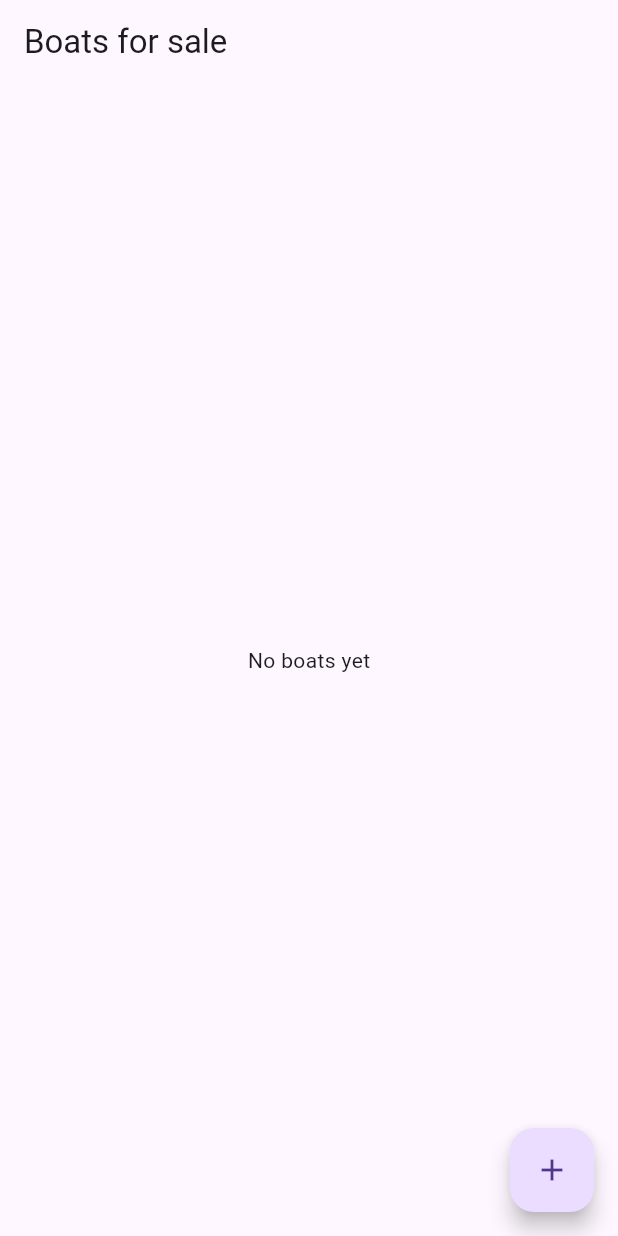
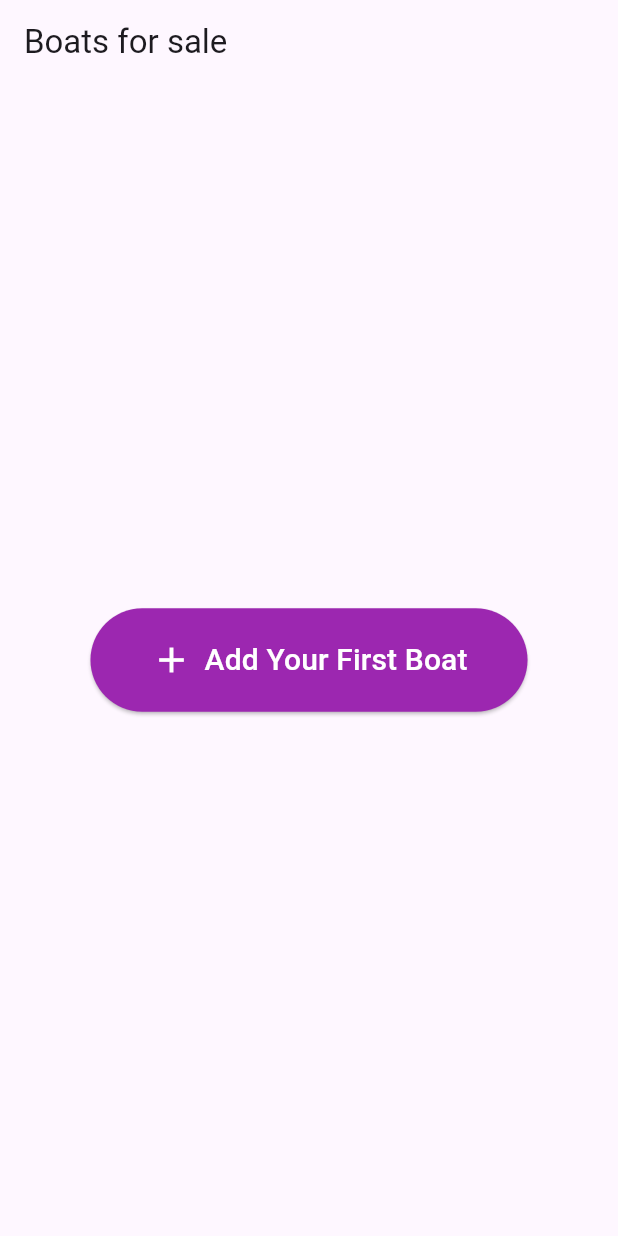
Before and after one commit to crimson95/mobile_group_project, a Flutter app: the screen it shows after launch, on a phone screen of 412 x 824 dp. Run offline on Flutter 3.47's test engine with Material 3 defaults, Android fonts, the phone set to English and light mode, and no system bars; our stand-ins replace floor, sqflite; missing offline and left inert: encrypted_shared_preferences; accounts and stored records are empty; generated files the repository leaves out were written again.

Commit message:
add button

```diff
--- a/lib/pages/boats/boat_list_page.dart
+++ b/lib/pages/boats/boat_list_page.dart
@@ -37,26 +37,60 @@ class _BoatListPageState extends State<BoatListPage> {
       appBar: AppBar(
         title: const Text('Boats for sale'),
       ),
-      floatingActionButton: FloatingActionButton(
+      bottomNavigationBar: boats.isEmpty
+          ? null
+          : Padding(
+        padding: const EdgeInsets.all(16.0),
+        child: ElevatedButton.icon(
+          style: ElevatedButton.styleFrom(
+            padding: const EdgeInsets.symmetric(vertical: 16),
+            backgroundColor: Colors.purple,
+            foregroundColor: Colors.white,
+          ),
           onPressed: () async {
-          // go to Add page, then reload when we come back
             await Navigator.push(
               context,
               MaterialPageRoute(builder: (_) => const BoatAddPage()),
             );
             _loadBoats();
           },
-        child: const Icon(Icons.add),
+          icon: const Icon(Icons.add),
+          label: const Text(
+            "Add Boat",
+            style: TextStyle(fontSize: 18),
+          ),
+        ),
       ),
       body: boats.isEmpty
-          ? const Center(child: Text('No boats yet'))
+          ? Center(
+        child: ElevatedButton.icon(
+          style: ElevatedButton.styleFrom(
+            padding: const EdgeInsets.symmetric(vertical: 20, horizontal: 40),
+            backgroundColor: Colors.purple,
+            foregroundColor: Colors.white,
+          ),
+          onPressed: () async {
+            await Navigator.push(
+              context,
+              MaterialPageRoute(builder: (_) => const BoatAddPage()),
+            );
+            _loadBoats();
+          },
+          icon: const Icon(Icons.add, size: 28),
+          label: const Text(
+            "Add Your First Boat",
+            style: TextStyle(fontSize: 20),
+          ),
+        ),
+      )
           : ListView.builder(
         itemCount: boats.length,
         itemBuilder: (context, index) {
           final boat = boats[index];
           return ListTile(
             title: Text(
-                '${boat.yearBuilt} • ${boat.powerType} • ${boat.lengthMeters.toStringAsFixed(1)} m'),
+                '${boat.yearBuilt} • ${boat.powerType} • ${boat.lengthMeters
+                    .toStringAsFixed(1)} m'),
             subtitle: Text('\$${boat.price.toStringAsFixed(2)}'),
             onTap: () async {
               await Navigator.push(
```
Lines whose indentation alone changed are shown as unchanged.
